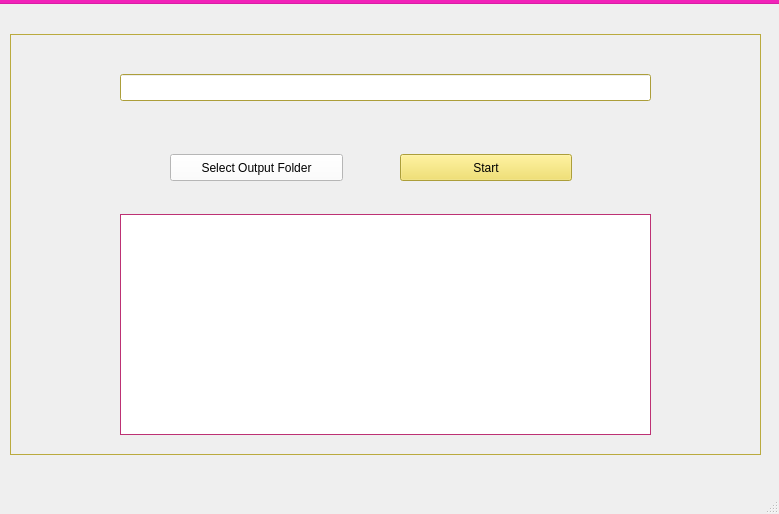
Before: the Qt Designer form src/mainwindow.ui in ProjectIRoniC/OpenPointMesh, drawn with Qt 5.
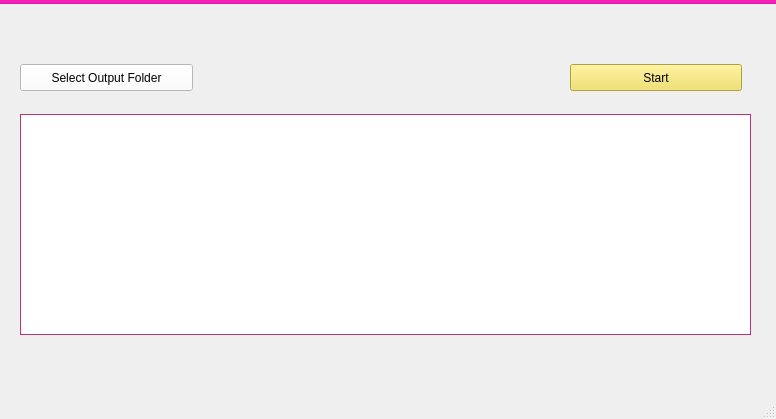
After: the same form once the commit is applied.

Commit message: removed unused buttons. added menu bar to gui. added menu buttons and hotkeys. changed order of enable

```diff
--- a/src/mainwindow.ui
+++ b/src/mainwindow.ui
@@ -6,8 +6,8 @@
    <rect>
     <x>0</x>
     <y>0</y>
-    <width>779</width>
-    <height>514</height>
+    <width>776</width>
+    <height>419</height>
    </rect>
   </property>
   <property name="palette">
@@ -34,9 +34,18 @@
      <colorrole role="Highlight">
       <brush brushstyle="SolidPattern">
        <color alpha="255">
-        <red>219</red>
-        <green>47</green>
-        <blue>119</blue>
+        <red>255</red>
+        <green>255</green>
+        <blue>255</blue>
+       </color>
+      </brush>
+     </colorrole>
+     <colorrole role="LinkVisited">
+      <brush brushstyle="SolidPattern">
+       <color alpha="255">
+        <red>255</red>
+        <green>255</green>
+        <blue>255</blue>
        </color>
       </brush>
      </colorrole>
@@ -63,9 +72,18 @@
      <colorrole role="Highlight">
       <brush brushstyle="SolidPattern">
        <color alpha="255">
-        <red>219</red>
-        <green>47</green>
-        <blue>119</blue>
+        <red>255</red>
+        <green>255</green>
+        <blue>255</blue>
+       </color>
+      </brush>
+     </colorrole>
+     <colorrole role="LinkVisited">
+      <brush brushstyle="SolidPattern">
+       <color alpha="255">
+        <red>255</red>
+        <green>255</green>
+        <blue>255</blue>
        </color>
       </brush>
      </colorrole>
@@ -98,6 +116,15 @@
        </color>
       </brush>
      </colorrole>
+     <colorrole role="LinkVisited">
+      <brush brushstyle="SolidPattern">
+       <color alpha="255">
+        <red>255</red>
+        <green>255</green>
+        <blue>255</blue>
+       </color>
+      </brush>
+     </colorrole>
     </disabled>
    </palette>
   </property>
@@ -114,9 +141,15 @@
       <x>10</x>
       <y>30</y>
       <width>751</width>
-      <height>421</height>
+      <height>321</height>
      </rect>
     </property>
+    <property name="sizePolicy">
+     <sizepolicy hsizetype="Fixed" vsizetype="Fixed">
+      <horstretch>0</horstretch>
+      <verstretch>0</verstretch>
+     </sizepolicy>
+    </property>
     <property name="baseSize">
      <size>
       <width>0</width>
@@ -593,16 +626,19 @@
      </palette>
     </property>
     <property name="frameShape">
-     <enum>QFrame::StyledPanel</enum>
+     <enum>QFrame::NoFrame</enum>
     </property>
     <property name="frameShadow">
-     <enum>QFrame::Raised</enum>
+     <enum>QFrame::Sunken</enum>
+    </property>
+    <property name="lineWidth">
+     <number>0</number>
     </property>
     <widget class="QPushButton" name="Start">
      <property name="geometry">
       <rect>
-       <x>390</x>
-       <y>120</y>
+       <x>560</x>
+       <y>30</y>
        <width>172</width>
        <height>27</height>
       </rect>
@@ -614,8 +650,8 @@
     <widget class="QPushButton" name="Browse_output">
      <property name="geometry">
       <rect>
-       <x>160</x>
-       <y>120</y>
+       <x>10</x>
+       <y>30</y>
        <width>173</width>
        <height>27</height>
       </rect>
@@ -1177,9 +1213,9 @@
     <widget class="QPlainTextEdit" name="plainTextEdit">
      <property name="geometry">
       <rect>
-       <x>110</x>
-       <y>180</y>
-       <width>531</width>
+       <x>10</x>
+       <y>80</y>
+       <width>731</width>
        <height>221</height>
       </rect>
      </property>
@@ -1383,19 +1419,6 @@
       </palette>
      </property>
     </widget>
-    <widget class="QLineEdit" name="lineEdit">
-     <property name="geometry">
-      <rect>
-       <x>110</x>
-       <y>40</y>
-       <width>531</width>
-       <height>27</height>
-      </rect>
-     </property>
-     <property name="readOnly">
-      <bool>true</bool>
-     </property>
-    </widget>
     <zorder>Browse_output</zorder>
     <zorder>Start</zorder>
     <zorder>plainTextEdit</zorder>
@@ -1409,7 +1432,7 @@
     <rect>
      <x>0</x>
      <y>0</y>
-     <width>779</width>
+     <width>776</width>
      <height>25</height>
     </rect>
    </property>
```
Left out of the diff: 3 changed lines with no effect on the pictures. The commit also changes 3 other files.
